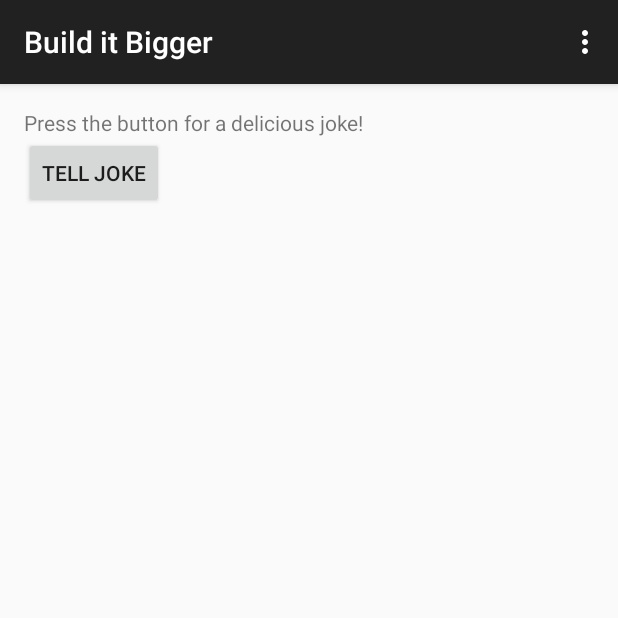
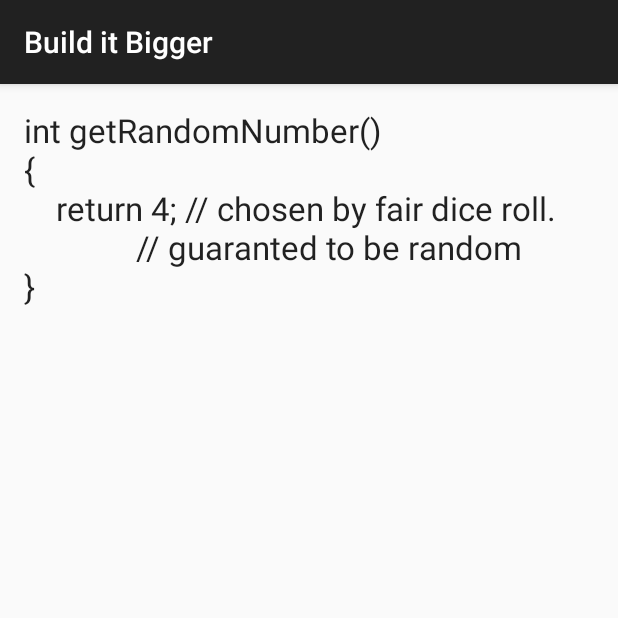
Before and after one commit to frosario/udacity-build-it-bigger, an Android app: the screen it shows after launch (MainActivity before the commit, JokeActivity after it), after a tap on "TELL JOKE", on a phone screen of 412 x 824 dp, the top half of it. Run offline under Robolectric (Android 15) with nearby library versions, the phone set to English and light mode, and no system bars; our stand-ins replace AdMob.

Commit message:
New android library that contains JokeActivity

```diff
--- a/app/build.gradle
+++ b/app/build.gradle
@@ -6,7 +6,7 @@ android {
 
     defaultConfig {
         applicationId "com.udacity.gradle.builditbigger"
-        minSdkVersion 10
+        minSdkVersion 14
         targetSdkVersion 23
         versionCode 1
         versionName "1.0"
@@ -25,4 +25,5 @@ dependencies {
     // Added for AdMob
     compile 'com.google.android.gms:play-services:8.4.0'
     compile project(':jokesLib')
+    compile project(':jokesandroidlib')
 }
--- a/app/src/main/java/com/udacity/gradle/builditbigger/MainActivity.java
+++ b/app/src/main/java/com/udacity/gradle/builditbigger/MainActivity.java
@@ -1,12 +1,13 @@
 package com.udacity.gradle.builditbigger;
 
+import android.content.Intent;
 import android.support.v7.app.ActionBarActivity;
 import android.os.Bundle;
 import android.view.Menu;
 import android.view.MenuItem;
 import android.view.View;
-import android.widget.Toast;
 import com.example.Jokes;
+import com.example.frosario.jokesandroidlib.JokeActivity;
 
 
 public class MainActivity extends ActionBarActivity {
@@ -20,29 +21,22 @@ public class MainActivity extends ActionBarActivity {
 
     @Override
     public boolean onCreateOptionsMenu(Menu menu) {
-        // Inflate the menu; this adds items to the action bar if it is present.
         getMenuInflater().inflate(R.menu.menu_main, menu);
         return true;
     }
 
     @Override
     public boolean onOptionsItemSelected(MenuItem item) {
-        // Handle action bar item clicks here. The action bar will
-        // automatically handle clicks on the Home/Up button, so long
-        // as you specify a parent activity in AndroidManifest.xml.
         int id = item.getItemId();
-
-        //noinspection SimplifiableIfStatement
-        if (id == R.id.action_settings) {
-            return true;
-        }
-
+        if (id == R.id.action_settings) { return true; }
         return super.onOptionsItemSelected(item);
     }
 
     public void tellJoke(View view){
         String randomJoke = Jokes.getRandomJoke();
-        Toast.makeText(this, randomJoke, Toast.LENGTH_LONG).show();
+        Intent intent = new Intent(this, JokeActivity.class);
+        intent.putExtra("joke", randomJoke);
+        startActivity(intent);
     }
 
 
--- a/jokesandroidlib/src/main/AndroidManifest.xml
+++ b/jokesandroidlib/src/main/AndroidManifest.xml
@@ -1,3 +1,4 @@
+<?xml version="1.0" encoding="utf-8"?>
 <manifest xmlns:android="http://schemas.android.com/apk/res/android"
     package="com.example.frosario.jokesandroidlib">
 
@@ -5,7 +6,7 @@
         android:allowBackup="true"
         android:label="@string/app_name"
         android:supportsRtl="true">
-
+        <activity android:name=".JokeActivity"></activity>
     </application>
 
 </manifest>
--- /dev/null
+++ b/jokesandroidlib/src/main/java/com/example/frosario/jokesandroidlib/JokeActivity.java
@@ -0,0 +1,24 @@
+package com.example.frosario.jokesandroidlib;
+
+import android.content.Intent;
+import android.support.v7.app.AppCompatActivity;
+import android.os.Bundle;
+import android.util.Log;
+import android.widget.TextView;
+
+public class JokeActivity extends AppCompatActivity {
+
+    @Override
+    protected void onCreate(Bundle savedInstanceState) {
+        super.onCreate(savedInstanceState);
+        setContentView(R.layout.activity_joke);
+        Intent intent = getIntent();
+        try {
+            String joke = intent.getStringExtra("joke");
+            TextView textView = (TextView) findViewById(R.id.textView);
+            textView.setText(joke);
+        } catch (Exception e) {
+            Log.d("JokeActivity", "Sorry, no joke for you :(  ");
+        }
+    }
+}
--- /dev/null
+++ b/jokesandroidlib/src/main/res/layout/activity_joke.xml
@@ -0,0 +1,24 @@
+<?xml version="1.0" encoding="utf-8"?>
+<RelativeLayout xmlns:android="http://schemas.android.com/apk/res/android"
+    xmlns:tools="http://schemas.android.com/tools"
+    android:layout_width="match_parent"
+    android:layout_height="match_parent"
+    android:paddingBottom="@dimen/activity_vertical_margin"
+    android:paddingLeft="@dimen/activity_horizontal_margin"
+    android:paddingRight="@dimen/activity_horizontal_margin"
+    android:paddingTop="@dimen/activity_vertical_margin"
+    tools:context="com.example.frosario.jokesandroidlib.JokeActivity">
+
+    <TextView
+        android:layout_width="wrap_content"
+        android:layout_height="wrap_content"
+        android:textAppearance="?android:attr/textAppearanceLarge"
+        android:text="@string/default_text"
+        android:id="@+id/textView"
+        android:layout_alignParentTop="true"
+        android:layout_alignParentLeft="true"
+        android:layout_alignParentStart="true"
+        android:layout_alignParentBottom="true"
+        android:layout_alignParentRight="true"
+        android:layout_alignParentEnd="true" />
+</RelativeLayout>
--- /dev/null
+++ b/jokesandroidlib/src/main/res/values-w820dp/dimens.xml
@@ -0,0 +1,6 @@
+<resources>
+    <!-- Example customization of dimensions originally defined in res/values/dimens.xml
+         (such as screen margins) for screens with more than 820dp of available width. This
+         would include 7" and 10" devices in landscape (~960dp and ~1280dp respectively). -->
+    <dimen name="activity_horizontal_margin">64dp</dimen>
+</resources>
--- /dev/null
+++ b/jokesandroidlib/src/main/res/values/dimens.xml
@@ -0,0 +1,5 @@
+<resources>
+    <!-- Default screen margins, per the Android Design guidelines. -->
+    <dimen name="activity_horizontal_margin">16dp</dimen>
+    <dimen name="activity_vertical_margin">16dp</dimen>
+</resources>
--- a/jokesandroidlib/src/main/res/values/strings.xml
+++ b/jokesandroidlib/src/main/res/values/strings.xml
@@ -1,3 +1,4 @@
 <resources>
-    <string name="app_name">JokesAndroidLib</string>
+    <string name="app_name">Random Joke</string>
+    <string name="default_text">Insert joke here</string>
 </resources>
```
Also changed, not shown: 1 other file.
